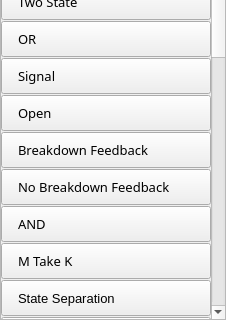
Old version of the form ZGO2/form/toolboxgomarkov.ui in the repository regissahore/Typewriter; both pictures show x 0 to 226 and y 213 to 533 of the 226 by 533 pixel window.
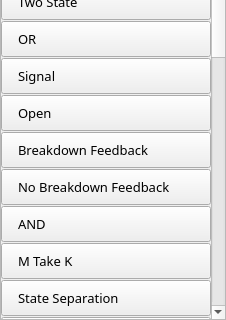
New version of the form. Icons and pictures are not drawn.

```diff
--- a/ZGO2/form/toolboxgomarkov.ui
+++ b/ZGO2/form/toolboxgomarkov.ui
@@ -38,8 +38,8 @@
       <property name="geometry">
        <rect>
         <x>0</x>
-        <y>0</y>
-        <width>248</width>
+        <y>-317</y>
+        <width>238</width>
         <height>1046</height>
        </rect>
       </property>
@@ -721,6 +721,7 @@
          </property>
          <property name="font">
           <font>
+           <family>微软雅黑</family>
            <pointsize>10</pointsize>
           </font>
          </property>
```
Left out of the diff: 15 changed lines with no effect on the pictures.
